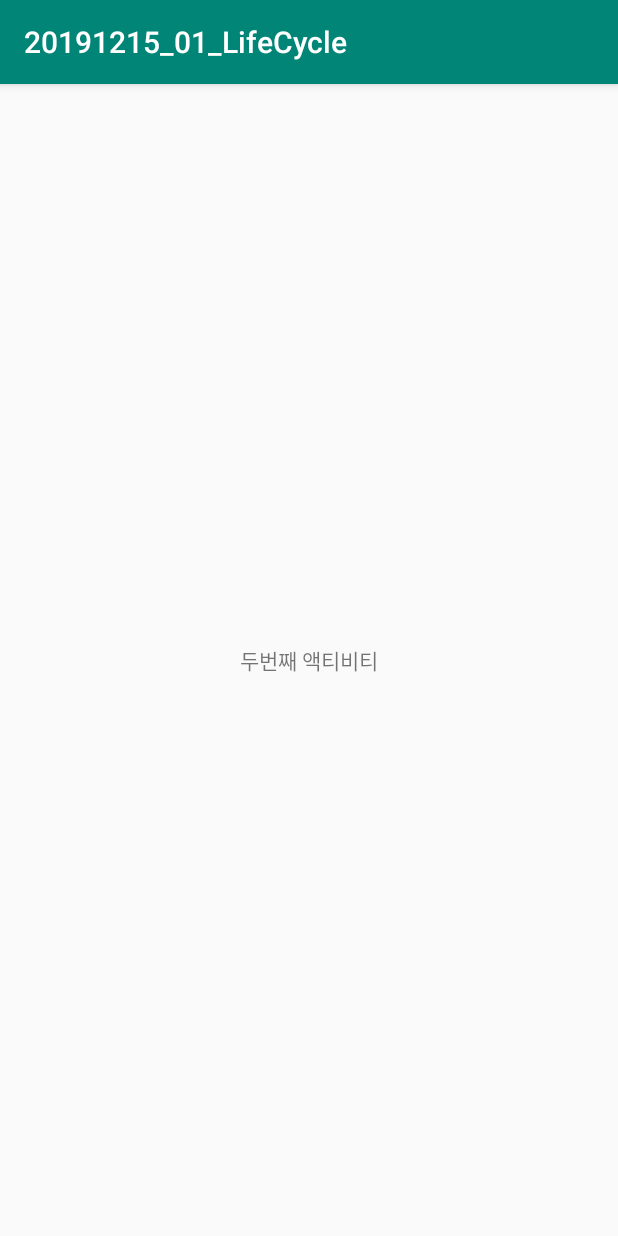
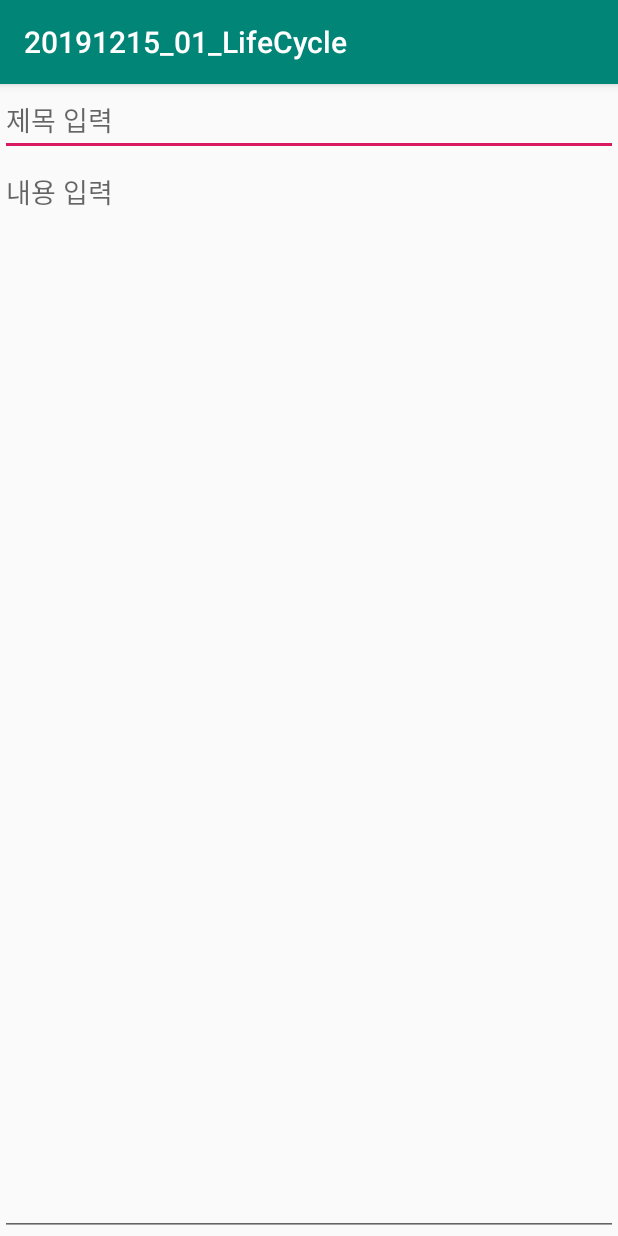
Before and after one commit to gyucode/20191215_01_LifeCycle, an Android app: the SecondActivity screen opened directly, with no data from a screen before it, on a phone screen of 412 x 824 dp. Run offline under Robolectric (Android 15) with nearby library versions, the phone set to English and light mode, and no system bars.

```diff
--- a/app/src/main/res/layout/activity_second.xml
+++ b/app/src/main/res/layout/activity_second.xml
@@ -8,9 +8,18 @@
     android:gravity="center"
     tools:context=".SecondActivity">
 
-    <TextView
-        android:layout_width="wrap_content"
+
+    <EditText
+        android:layout_width="match_parent"
         android:layout_height="wrap_content"
-        android:text="두번째 액티비티"/>
+        android:hint="제목 입력"
+        android:singleLine="true"/>
+
+
+    <EditText
+        android:layout_width="match_parent"
+        android:layout_height="match_parent"
+        android:hint="내용 입력"
+        android:gravity="top"/>
 
 </LinearLayout>
```
Also changed, not shown: app/src/main/java/com/example/a20191215_01_lifecycle/SecondActivity.kt (+15 -0 lines).
